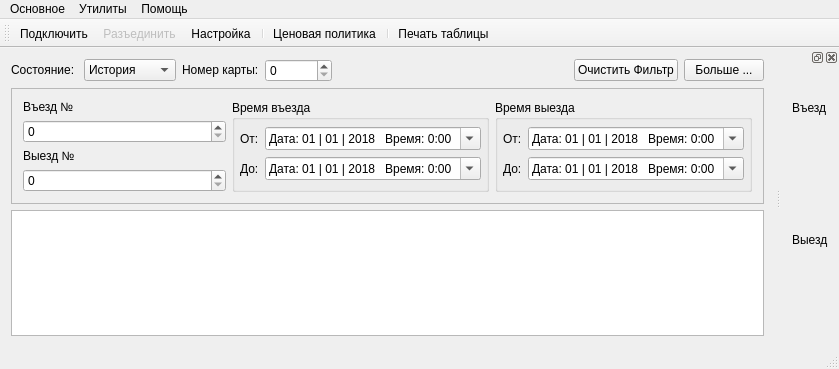
Qt form Client/mainwindow.ui (Baxulio/ParkingAS) before a commit.
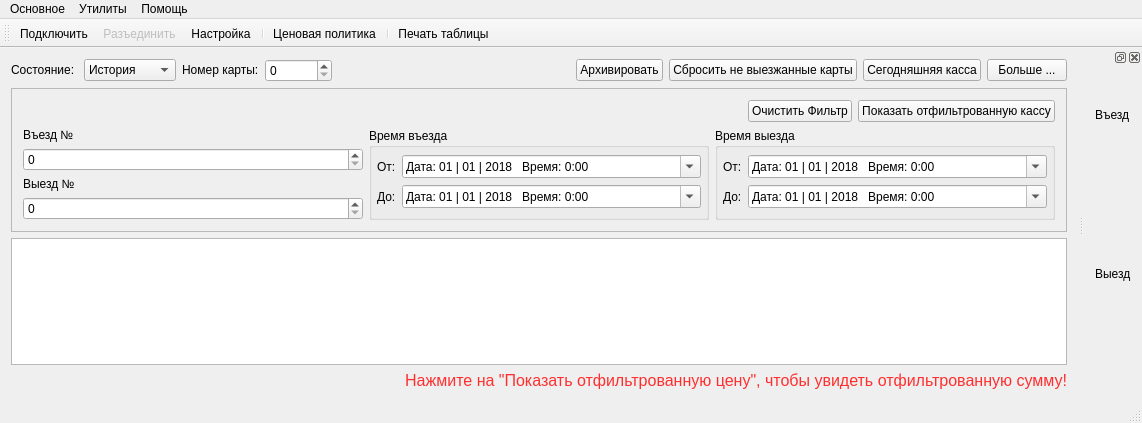
The same form after that commit. Icons and pictures are not drawn.

The edit to the form file:
```diff
--- a/Client/mainwindow.ui
+++ b/Client/mainwindow.ui
@@ -6,8 +6,8 @@
    <rect>
     <x>0</x>
     <y>0</y>
-    <width>839</width>
-    <height>369</height>
+    <width>1142</width>
+    <height>423</height>
    </rect>
   </property>
   <property name="windowTitle">
@@ -97,9 +97,9 @@
        </spacer>
       </item>
       <item>
-       <widget class="QPushButton" name="clear_button">
+       <widget class="QPushButton" name="archive_but">
         <property name="text">
-         <string>Очистить Фильтр</string>
+         <string>Архивировать</string>
         </property>
         <property name="icon">
          <iconset resource="clientresources.qrc">
@@ -107,6 +107,28 @@
         </property>
        </widget>
       </item>
+      <item>
+       <widget class="QPushButton" name="reset_cards">
+        <property name="text">
+         <string>Сбросить не выезжанные карты</string>
+        </property>
+        <property name="icon">
+         <iconset resource="clientresources.qrc">
+          <normaloff>:/images/clear.png</normaloff>:/images/clear.png</iconset>
+        </property>
+       </widget>
+      </item>
+      <item>
+       <widget class="QPushButton" name="total_price_for_today_but">
+        <property name="text">
+         <string>Сегодняшняя касса</string>
+        </property>
+        <property name="icon">
+         <iconset resource="clientresources.qrc">
+          <normaloff>:/images/money.png</normaloff>:/images/money.png</iconset>
+        </property>
+       </widget>
+      </item>
       <item>
        <widget class="QPushButton" name="show_advanced_button">
         <property name="text">
@@ -130,6 +152,47 @@
       <property name="frameShadow">
        <enum>QFrame::Plain</enum>
       </property>
+      <layout class="QVBoxLayout" name="verticalLayout_5">
+       <item>
+        <layout class="QHBoxLayout" name="horizontalLayout_7">
+         <item>
+          <spacer name="horizontalSpacer_2">
+           <property name="orientation">
+            <enum>Qt::Horizontal</enum>
+           </property>
+           <property name="sizeHint" stdset="0">
+            <size>
+             <width>717</width>
+             <height>17</height>
+            </size>
+           </property>
+          </spacer>
+         </item>
+         <item>
+          <widget class="QPushButton" name="clear_button">
+           <property name="text">
+            <string>Очистить Фильтр</string>
+           </property>
+           <property name="icon">
+            <iconset resource="clientresources.qrc">
+             <normaloff>:/images/clear.png</normaloff>:/images/clear.png</iconset>
+           </property>
+          </widget>
+         </item>
+         <item>
+          <widget class="QPushButton" name="filtred_pric_but">
+           <property name="text">
+            <string>Показать отфильтрованную кассу</string>
+           </property>
+           <property name="icon">
+            <iconset resource="clientresources.qrc">
+             <normaloff>:/images/money.png</normaloff>:/images/money.png</iconset>
+           </property>
+          </widget>
+         </item>
+        </layout>
+       </item>
+       <item>
       <layout class="QHBoxLayout" name="horizontalLayout_6">
        <item>
         <layout class="QVBoxLayout" name="verticalLayout_3">
@@ -402,6 +465,8 @@
         </widget>
        </item>
       </layout>
+       </item>
+      </layout>
      </widget>
     </item>
     <item>
@@ -438,6 +503,24 @@
       </attribute>
      </widget>
     </item>
+    <item>
+     <widget class="QLabel" name="total_sum_label">
+      <property name="font">
+       <font>
+        <pointsize>12</pointsize>
+       </font>
+      </property>
+      <property name="styleSheet">
+       <string notr="true">color: rgb(255, 47, 47);</string>
+      </property>
+      <property name="text">
+       <string>Нажмите на &quot;Показать отфильтрованную цену&quot;, чтобы увидеть отфильтрованную сумму!</string>
+      </property>
+      <property name="alignment">
+       <set>Qt::AlignRight|Qt::AlignTrailing|Qt::AlignVCenter</set>
+      </property>
+     </widget>
+    </item>
    </layout>
   </widget>
   <widget class="QMenuBar" name="menuBar">
@@ -445,8 +528,8 @@
     <rect>
      <x>0</x>
      <y>0</y>
-     <width>839</width>
-     <height>21</height>
+     <width>1142</width>
+     <height>25</height>
     </rect>
    </property>
    <widget class="QMenu" name="menuCalls">
```
Left out of the diff: 2 changed lines with no effect on the pictures. Lines whose indentation alone changed are shown as unchanged.
